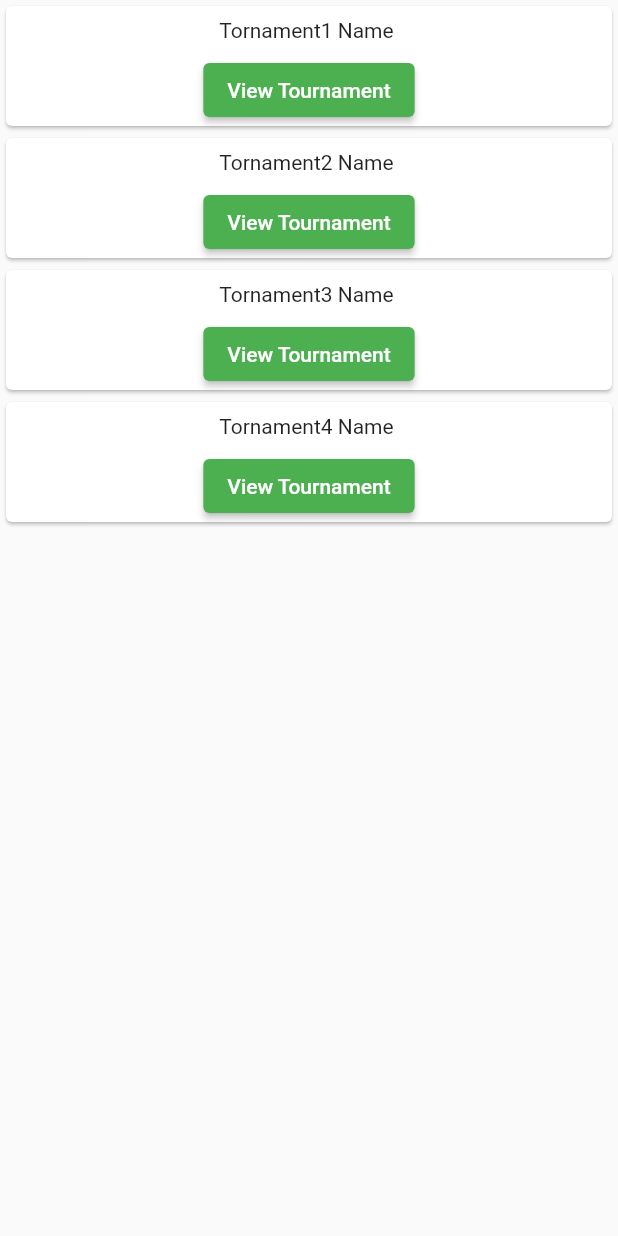
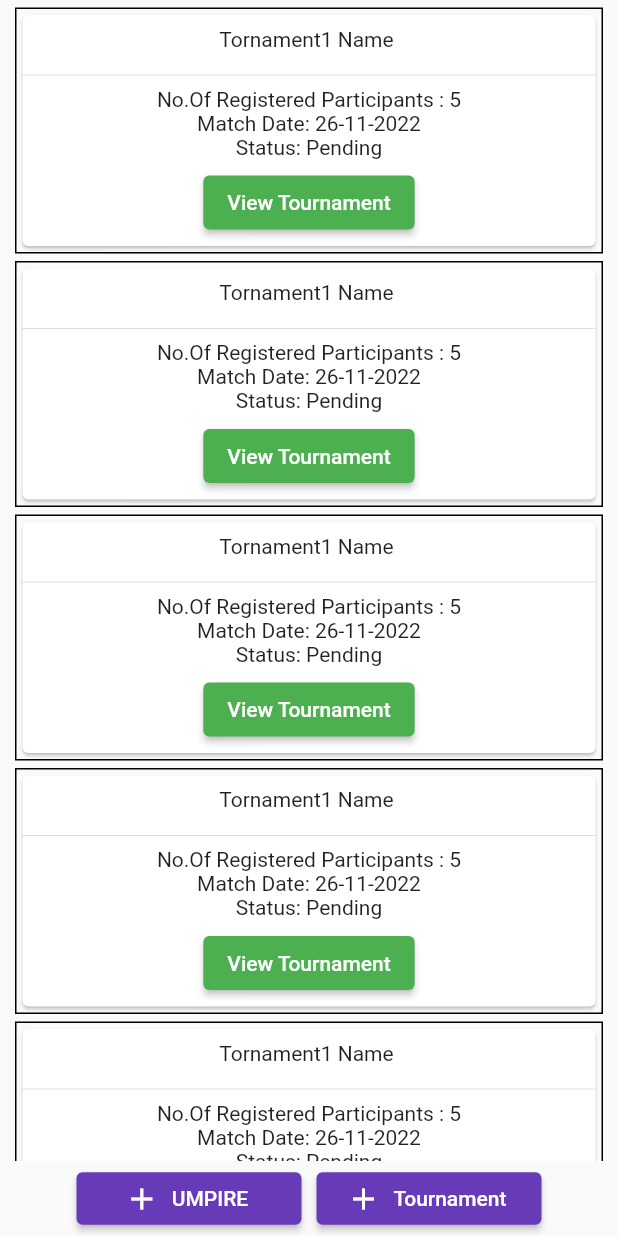
Before and after one commit to fliersclub/FliersClub, a Flutter app: the TournamentScreen1 screen opened directly, on a phone screen of 412 x 824 dp. Run offline on Flutter 3.47's test engine with Material 2 defaults, Android fonts, the phone set to English and light mode, and no system bars; our stand-ins replace carousel_slider.

Commit message:
tournament_screen1 updated with umpire and tornament buttons

```diff
--- a/lib/screens/tournament_screen1.dart
+++ b/lib/screens/tournament_screen1.dart
@@ -14,14 +14,120 @@ class _TournamentScreen1State extends State<TournamentScreen1> {
   @override
   Widget build(BuildContext context) {
     return Scaffold(
-      body: ListView(children: [
+      body: Column(
+        children: [
+          Expanded(
+            child: ListView(shrinkWrap: true, children: [
+              const SizedBox(
+                height: 5,
+              ),
+              tournament(context),
+              const SizedBox(
+                height: 5,
+              ),
+              tournament(context),
+              const SizedBox(
+                height: 5,
+              ),
+              tournament(context),
+              const SizedBox(
+                height: 5,
+              ),
+              tournament(context),
+              const SizedBox(
+                height: 5,
+              ),
+              tournament(context),
+              const SizedBox(
+                height: 5,
+              ),
+              tournament(context),
+              const SizedBox(
+                height: 5,
+              ),
+              tournament(context),
+              const SizedBox(
+                height: 5,
+              ),
+              tournament(context),
+              const SizedBox(
+                height: 5,
+              ),
+              tournament(context),
+              const SizedBox(
+                height: 5,
+              ),
+              tournament(context),
+              const SizedBox(
+                height: 5,
+              ),
+              tournament(context),
+              const SizedBox(
+                height: 5,
+              ),
+              tournament(context),
+              const SizedBox(
+                height: 5,
+              ),
+              tournament(context),
+              const SizedBox(
+                height: 5,
+              ),
+            ]),
+          ),
           Container(
+            height: 50,
+            width: double.infinity,
+            child: Row(mainAxisAlignment: MainAxisAlignment.center, children: [
+              Container(
+                height: 35,
+                width: 150,
+                child: ElevatedButton.icon(
+                  style: ElevatedButton.styleFrom(
+                      backgroundColor: Colors.deepPurple),
+                  onPressed: () {},
+                  icon: Icon(Icons.add),
+                  label: Text('UMPIRE'),
+                ),
+              ),
+              const SizedBox(
+                width: 10,
+              ),
+              Container(
+                height: 35,
+                width: 150,
+                child: ElevatedButton.icon(
+                  style: ElevatedButton.styleFrom(
+                      backgroundColor: Colors.deepPurple),
+                  onPressed: () {},
+                  icon: Icon(Icons.add),
+                  label: Text('Tournament'),
+                ),
+              )
+            ]),
+          )
+        ],
+      ),
+    );
+  }
+
+  Container tournament(BuildContext context) {
+    return Container(
+      margin: EdgeInsets.symmetric(horizontal: 10),
+      decoration: BoxDecoration(border: Border.all(color: Colors.black)),
       child: Card(
           child: Column(
         children: [
-              Padding(
-                padding: const EdgeInsets.all(8.0),
+          const Padding(
+            padding: EdgeInsets.all(8.0),
             child: Text('Tornament1 Name '),
+          ),
+          const Divider(),
+          Text('No.Of Registered Participants : 5'),
+          Text('Match Date: 26-11-2022'),
+          Text('Status: Pending'),
+          const SizedBox(
+            height: 5,
           ),
           ElevatedButton(
               style: ElevatedButton.styleFrom(primary: Colors.green),
@@ -31,71 +137,12 @@ class _TournamentScreen1State extends State<TournamentScreen1> {
                   return TournamentScreen2();
                 }));
               },
-                  child: Text('View Tournament'))
+              child: Text('View Tournament')),
+          const SizedBox(
+            height: 5,
+          ),
         ],
       )),
-        ),
-        Container(
-          child: Card(
-              child: Column(
-            children: [
-              Padding(
-                padding: const EdgeInsets.all(8.0),
-                child: Text('Tornament2 Name '),
-              ),
-              ElevatedButton(
-                  style: ElevatedButton.styleFrom(primary: Colors.green),
-                  onPressed: () {
-                    Navigator.of(context)
-                        .push(MaterialPageRoute(builder: (context) {
-                      return TournamentScreen2();
-                    }));
-                  },
-                  child: Text('View Tournament'))
-            ],
-          )),
-        ),
-        Container(
-          child: Card(
-              child: Column(
-            children: [
-              Padding(
-                padding: const EdgeInsets.all(8.0),
-                child: Text('Tornament3 Name '),
-              ),
-              ElevatedButton(
-                  style: ElevatedButton.styleFrom(primary: Colors.green),
-                  onPressed: () {
-                    Navigator.of(context)
-                        .push(MaterialPageRoute(builder: (context) {
-                      return TournamentScreen2();
-                    }));
-                  },
-                  child: Text('View Tournament'))
-            ],
-          )),
-        ),
-        Container(
-          child: Card(
-              child: Column(
-            children: [
-              Padding(
-                padding: const EdgeInsets.all(8.0),
-                child: Text('Tornament4 Name '),
-              ),
-              ElevatedButton(
-                  style: ElevatedButton.styleFrom(primary: Colors.green),
-                  onPressed: () {
-                    Navigator.of(context)
-                        .push(MaterialPageRoute(builder: (context) {
-                      return TournamentScreen2();
-                    }));
-                  },
-                  child: Text('View Tournament'))
-            ],
-          )),
-        )
-      ]),
     );
   }
 }
```
Lines whose indentation alone changed are shown as unchanged.
